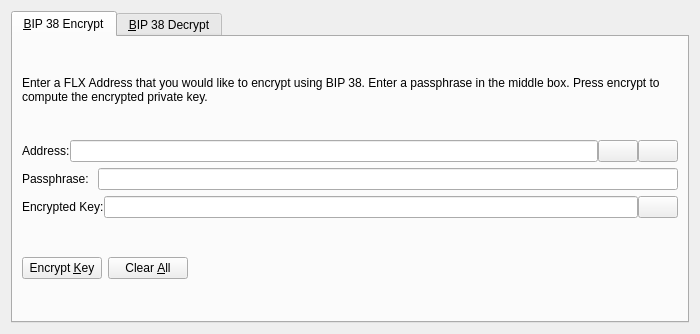
nashsclay/DraviteFlex-1, file src/qt/forms/bip38tooldialog.ui: the form before one commit.
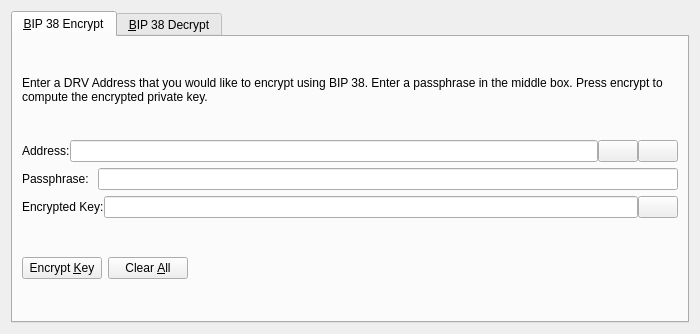
The form after the commit. The open tabs and pages were chosen to show the change. Icons and pictures are not drawn. Custom widgets are drawn as their Qt base class.

What changed in the file:
```diff
--- a/src/qt/forms/bip38tooldialog.ui
+++ b/src/qt/forms/bip38tooldialog.ui
@@ -30,7 +30,7 @@
        <item>
         <widget class="QLabel" name="infoLabel_ENC">
          <property name="text">
-          <string>Enter a FLX Address that you would like to encrypt using BIP 38. Enter a passphrase in the middle box. Press encrypt to compute the encrypted private key.</string>
+          <string>Enter a DRV Address that you would like to encrypt using BIP 38. Enter a passphrase in the middle box. Press encrypt to compute the encrypted private key.</string>
          </property>
          <property name="textFormat">
           <enum>Qt::PlainText</enum>
```
Left out of the diff: 24 changed lines with no effect on the pictures.
